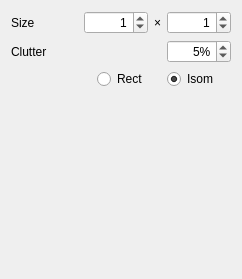
Old version of the form ChkForge/terrainbrush.ui in the repository heinermann/ChkForge.
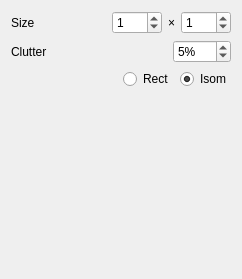
New version of the form.

Commit message: Tweaked terrain brush tool window

The edit to the form file:
```diff
--- a/ChkForge/terrainbrush.ui
+++ b/ChkForge/terrainbrush.ui
@@ -65,13 +65,10 @@
        </property>
        <property name="minimumSize">
         <size>
-         <width>64</width>
+         <width>50</width>
          <height>0</height>
         </size>
        </property>
-       <property name="alignment">
-        <set>Qt::AlignRight|Qt::AlignTrailing|Qt::AlignVCenter</set>
-       </property>
        <property name="accelerated">
         <bool>true</bool>
        </property>
@@ -106,13 +103,10 @@
        </property>
        <property name="minimumSize">
         <size>
-         <width>64</width>
+         <width>50</width>
          <height>0</height>
         </size>
        </property>
-       <property name="alignment">
-        <set>Qt::AlignRight|Qt::AlignTrailing|Qt::AlignVCenter</set>
-       </property>
        <property name="accelerated">
         <bool>true</bool>
        </property>
@@ -151,7 +145,7 @@
        </property>
        <property name="minimumSize">
         <size>
-         <width>64</width>
+         <width>48</width>
          <height>0</height>
         </size>
        </property>
@@ -170,7 +164,7 @@
        </property>
        <property name="minimumSize">
         <size>
-         <width>64</width>
+         <width>48</width>
          <height>0</height>
         </size>
        </property>
@@ -203,13 +197,10 @@
        </property>
        <property name="minimumSize">
         <size>
-         <width>64</width>
+         <width>48</width>
          <height>0</height>
         </size>
        </property>
-       <property name="alignment">
-        <set>Qt::AlignRight|Qt::AlignTrailing|Qt::AlignVCenter</set>
-       </property>
        <property name="accelerated">
         <bool>true</bool>
        </property>
```
